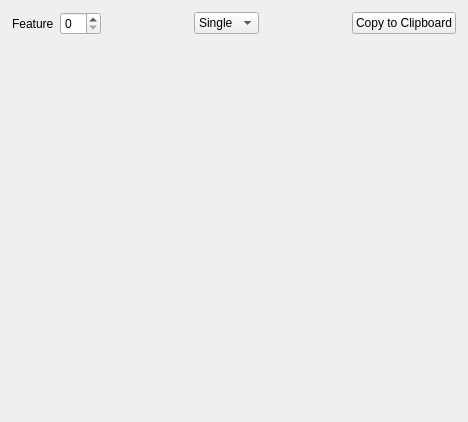
Before: the Qt Designer form _AlgorithmsPlugins/Projections/contourPlots.ui in b4silio/MLDemos, drawn with Qt 5.
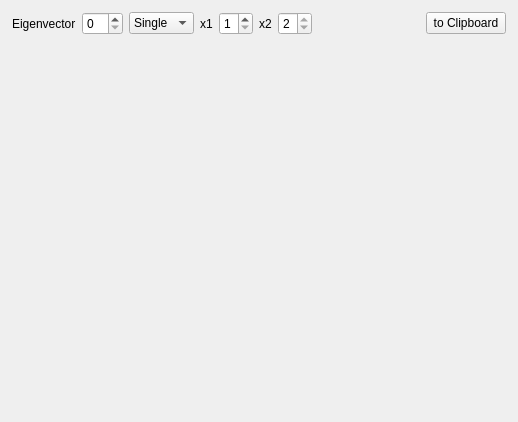
After: the same form once the commit is applied.

Commit message: ADDED: kernel pca eigenvectors now allow to change the dimension used for display

```diff
--- a/_AlgorithmsPlugins/Projections/contourPlots.ui
+++ b/_AlgorithmsPlugins/Projections/contourPlots.ui
@@ -6,7 +6,7 @@
    <rect>
     <x>0</x>
     <y>0</y>
-    <width>468</width>
+    <width>518</width>
     <height>422</height>
    </rect>
   </property>
@@ -46,7 +46,7 @@
          </font>
         </property>
         <property name="text">
-         <string>Feature</string>
+         <string>Eigenvector</string>
         </property>
        </widget>
       </item>
@@ -59,21 +59,13 @@
         </property>
        </widget>
       </item>
-      <item>
-       <spacer name="horizontalSpacer">
-        <property name="orientation">
-         <enum>Qt::Horizontal</enum>
-        </property>
-        <property name="sizeHint" stdset="0">
-         <size>
-          <width>40</width>
-          <height>20</height>
-         </size>
-        </property>
-       </spacer>
-      </item>
       <item>
        <widget class="QComboBox" name="displayCombo">
+        <property name="font">
+         <font>
+          <pointsize>9</pointsize>
+         </font>
+        </property>
         <property name="currentIndex">
          <number>0</number>
         </property>
@@ -89,6 +81,64 @@
         </item>
        </widget>
       </item>
+      <item>
+       <widget class="QWidget" name="widget_2" native="true">
+        <property name="font">
+         <font>
+          <pointsize>9</pointsize>
+         </font>
+        </property>
+        <layout class="QHBoxLayout" name="horizontalLayout_2">
+         <property name="margin">
+          <number>0</number>
+         </property>
+         <item>
+          <widget class="QLabel" name="label">
+           <property name="font">
+            <font>
+             <pointsize>9</pointsize>
+            </font>
+           </property>
+           <property name="text">
+            <string>x1</string>
+           </property>
+          </widget>
+         </item>
+         <item>
+          <widget class="QSpinBox" name="spinX1">
+           <property name="minimum">
+            <number>1</number>
+           </property>
+           <property name="maximum">
+            <number>2</number>
+           </property>
+          </widget>
+         </item>
+         <item>
+          <widget class="QLabel" name="label_3">
+           <property name="font">
+            <font>
+             <pointsize>9</pointsize>
+            </font>
+           </property>
+           <property name="text">
+            <string>x2</string>
+           </property>
+          </widget>
+         </item>
+         <item>
+          <widget class="QSpinBox" name="spinX2">
+           <property name="minimum">
+            <number>2</number>
+           </property>
+           <property name="maximum">
+            <number>2</number>
+           </property>
+          </widget>
+         </item>
+        </layout>
+       </widget>
+      </item>
       <item>
        <spacer name="horizontalSpacer_2">
         <property name="orientation">
@@ -104,8 +154,13 @@
       </item>
       <item>
        <widget class="QPushButton" name="clipboardButton">
+        <property name="font">
+         <font>
+          <pointsize>9</pointsize>
+         </font>
+        </property>
         <property name="text">
-         <string>Copy to Clipboard</string>
+         <string>to Clipboard</string>
         </property>
        </widget>
       </item>
```
The commit also changes 2 other files.
